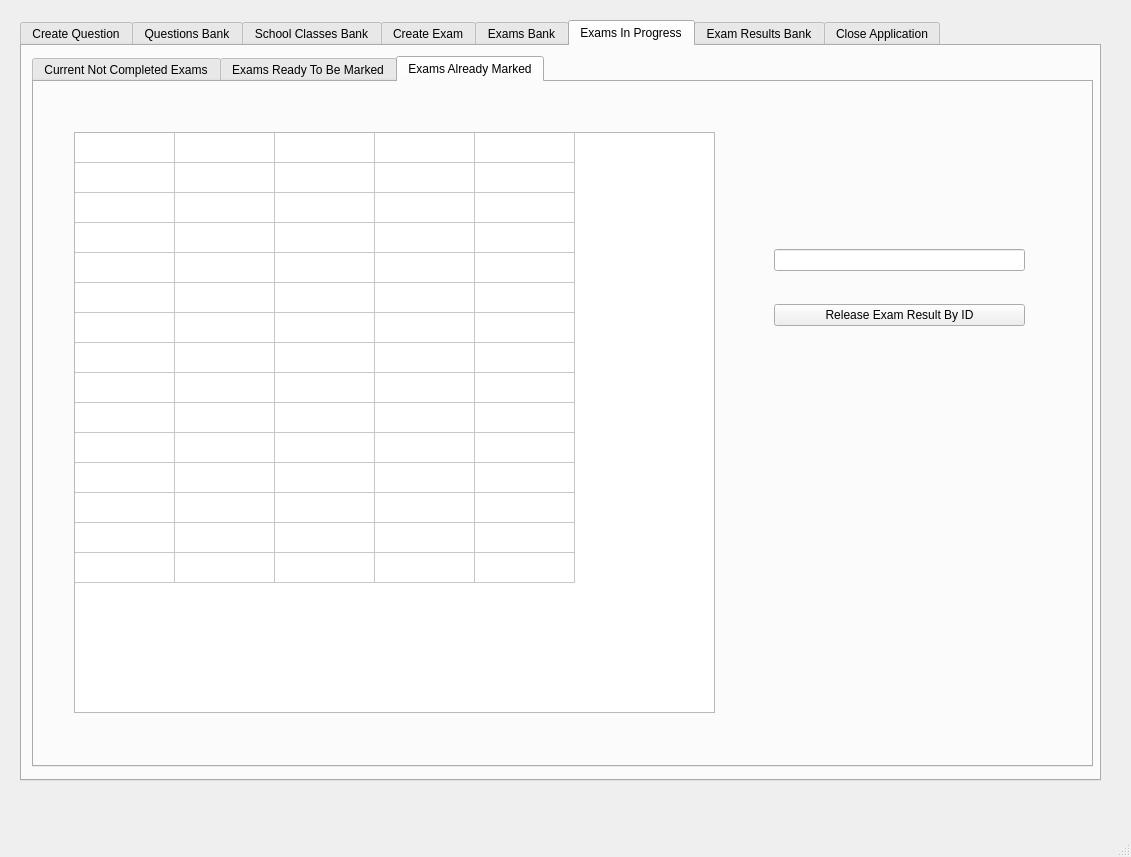
First picture: the form in GUI/TeacherGUIQtDesigner.ui, repository applet199/OOPCourseWorkTwo, before the edit.
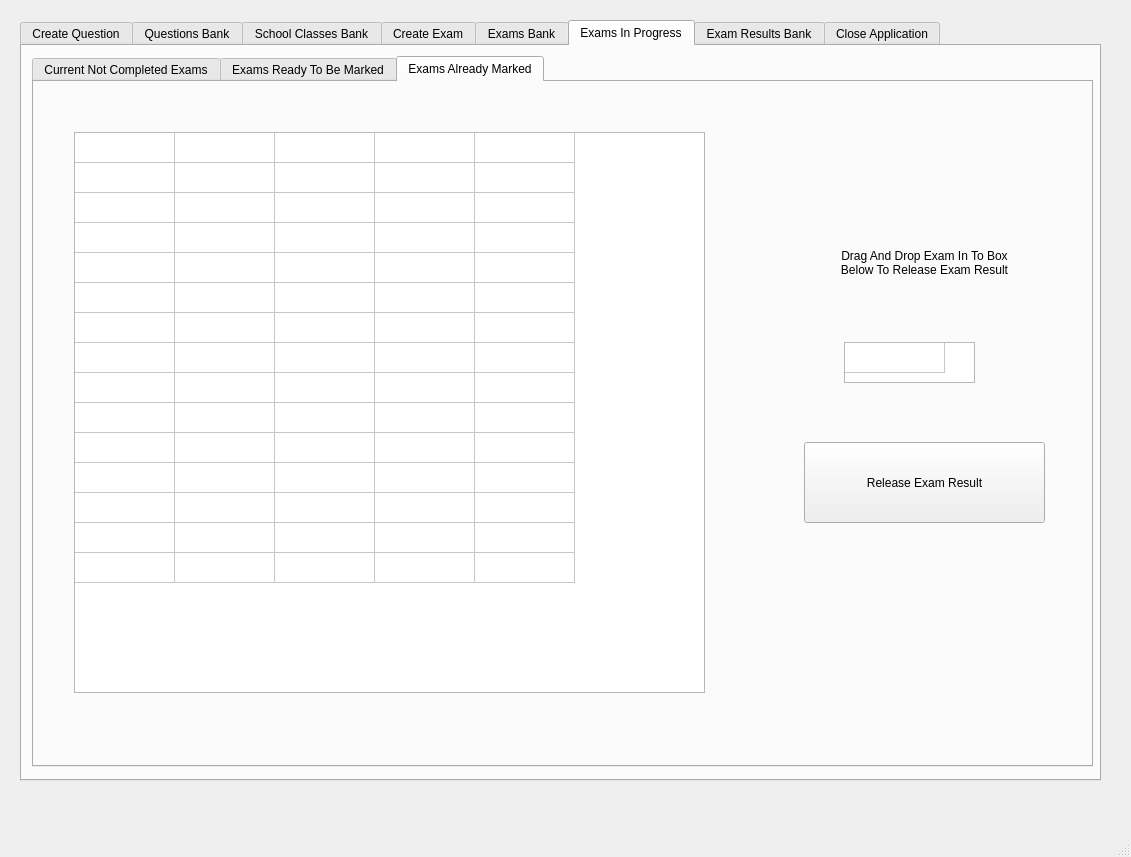
Second picture: the form after the edit. The open tabs and pages were chosen to show the change.

Patch:
```diff
--- a/GUI/TeacherGUIQtDesigner.ui
+++ b/GUI/TeacherGUIQtDesigner.ui
@@ -3069,8 +3069,8 @@
          <rect>
           <x>40</x>
           <y>50</y>
-          <width>641</width>
-          <height>581</height>
+          <width>631</width>
+          <height>561</height>
          </rect>
         </property>
         <property name="editTriggers">
@@ -3112,28 +3112,6 @@
         <column/>
         <column/>
        </widget>
-       <widget class="QWidget" name="layoutWidget_10">
-        <property name="geometry">
-         <rect>
-          <x>740</x>
-          <y>140</y>
-          <width>251</width>
-          <height>131</height>
-         </rect>
-        </property>
-        <layout class="QVBoxLayout" name="verticalLayout_36">
-         <item>
-          <widget class="QLineEdit" name="lineEdit_30"/>
-         </item>
-         <item>
-          <widget class="QPushButton" name="pushButton_32">
-           <property name="text">
-            <string>Release Exam Result By ID</string>
-           </property>
-          </widget>
-         </item>
-        </layout>
-       </widget>
        <widget class="QLabel" name="label_48">
         <property name="geometry">
          <rect>
@@ -3150,6 +3128,71 @@
          <set>Qt::AlignCenter</set>
         </property>
        </widget>
+       <widget class="QPushButton" name="pushButton_32">
+        <property name="geometry">
+         <rect>
+          <x>770</x>
+          <y>360</y>
+          <width>241</width>
+          <height>81</height>
+         </rect>
+        </property>
+        <property name="text">
+         <string>Release Exam Result</string>
+        </property>
+       </widget>
+       <widget class="QTableWidget" name="tableWidget_21">
+        <property name="geometry">
+         <rect>
+          <x>810</x>
+          <y>260</y>
+          <width>131</width>
+          <height>41</height>
+         </rect>
+        </property>
+        <property name="editTriggers">
+         <set>QAbstractItemView::NoEditTriggers</set>
+        </property>
+        <property name="dragDropMode">
+         <enum>QAbstractItemView::DropOnly</enum>
+        </property>
+        <property name="selectionMode">
+         <enum>QAbstractItemView::NoSelection</enum>
+        </property>
+        <property name="rowCount">
+         <number>1</number>
+        </property>
+        <property name="columnCount">
+         <number>1</number>
+        </property>
+        <attribute name="horizontalHeaderVisible">
+         <bool>false</bool>
+        </attribute>
+        <attribute name="verticalHeaderVisible">
+         <bool>false</bool>
+        </attribute>
+        <row/>
+        <column/>
+       </widget>
+       <widget class="QLabel" name="label_74">
+        <property name="geometry">
+         <rect>
+          <x>790</x>
+          <y>140</y>
+          <width>201</width>
+          <height>81</height>
+         </rect>
+        </property>
+        <property name="text">
+         <string>Drag And Drop Exam In To Box Below To Release Exam Result</string>
+        </property>
+        <property name="alignment">
+         <set>Qt::AlignCenter</set>
+        </property>
+        <property name="wordWrap">
+         <bool>true</bool>
+        </property>
+       </widget>
       </widget>
      </widget>
     </widget>
```
Left out of the diff: 15 changed lines with no effect on the pictures.
